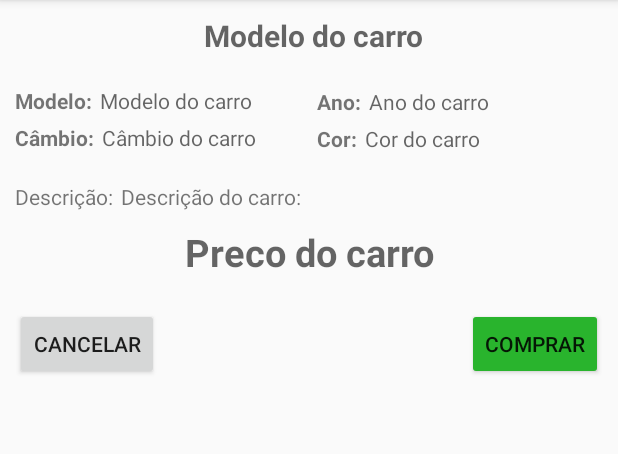
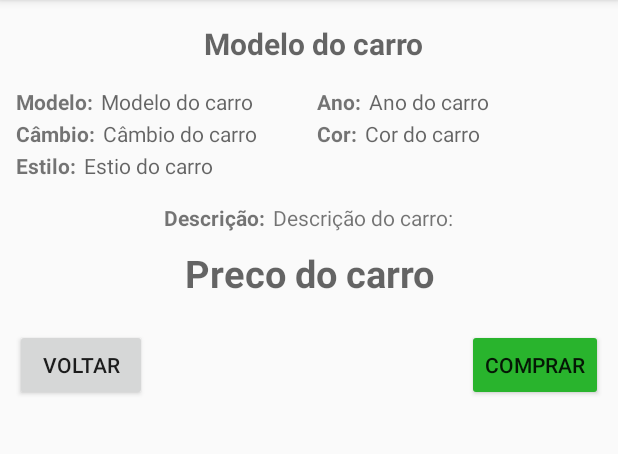
Before and after one commit to AlfredoFilho/Trabalho_Android, an Android app: the fragment DetalhesCarro shown on its own in the app's theme, on a phone screen of 412 x 824 dp, the part 84-538 px from its top. Run offline under Robolectric (Android 15) with nearby library versions, the phone set to English and light mode, and no system bars; 10 statements that could not run were skipped.

Commit message:
detalhescarro

```diff
--- a/Lahay/app/src/main/AndroidManifest.xml
+++ b/Lahay/app/src/main/AndroidManifest.xml
@@ -5,6 +5,9 @@
     <uses-permission android:name="android.permission.INTERNET" />
     <uses-permission android:name="android.permission.ACCESS_NETWORK_STATE"/>
     <uses-permission android:name="android.permission.READ_EXTERNAL_STORAGE"/>
+    <uses-permission android:name="android.permission.ACCESS_WIFI_STATE"/>
+    <uses-permission android:name="android.permission.CHANGE_WIFI_STATE" />
+    <uses-permission android:name="android.permission.CHANGE_NETWORK_STATE" />
 
     <application
         android:allowBackup="true"
--- a/Lahay/app/src/main/java/com/example/lahay/comprar/DetalhesCarro.java
+++ b/Lahay/app/src/main/java/com/example/lahay/comprar/DetalhesCarro.java
@@ -1,12 +1,19 @@
 package com.example.lahay.comprar;
 
 
+import android.graphics.Bitmap;
 import android.os.Bundle;
 import android.support.v4.app.Fragment;
 import android.view.LayoutInflater;
 import android.view.View;
 import android.view.ViewGroup;
+import android.widget.Button;
+import android.widget.ImageButton;
+import android.widget.ImageView;
+import android.widget.TextView;
+import android.widget.Toast;
 
+import com.example.lahay.MainActivity;
 import com.example.lahay.R;
 
 /**
@@ -15,11 +22,22 @@ import com.example.lahay.R;
 public class DetalhesCarro extends Fragment {
 
     View view;
+    Comprar carroDetalhes;
+    TextView modeloCarro;
+    ImageView imageCarro;
+    TextView modeloCarro2;
+    TextView anoCarro;
+    TextView cambioCarro;
+    TextView corCarro;
+    TextView descricaoCarro;
+    TextView estiloCarro;
+    TextView precoCarro;
+    Button btnVoltar;
+    Button btnComprar;
 
     public DetalhesCarro() {
         // Required empty public constructor
     }
-
 
     @Override
     public View onCreateView(LayoutInflater inflater, ViewGroup container,
@@ -27,7 +45,46 @@ public class DetalhesCarro extends Fragment {
 
         if (view == null)
             view = inflater.inflate(R.layout.fragment_detalhes_carro, container, false);
-        // Inflate the layout for this fragment
+
+        carroDetalhes = ((MainActivity)getActivity()).getCarroDetalhes();
+
+        modeloCarro = view.findViewById(R.id.modeloCarro);
+        imageCarro = view.findViewById(R.id.imagemCarro);
+        modeloCarro2 = view.findViewById(R.id.modeloCarro2);
+        anoCarro = view.findViewById(R.id.anoCarro);
+        cambioCarro = view.findViewById(R.id.cambioCarro);
+        corCarro = view.findViewById(R.id.corCarro);
+        estiloCarro = view.findViewById(R.id.estiloCarro);
+        descricaoCarro = view.findViewById(R.id.descricaoCarro);
+        precoCarro = view.findViewById(R.id.precoCarro);
+        btnVoltar = view.findViewById(R.id.btnVoltar);
+        btnComprar = view.findViewById(R.id.btnComprar);
+
+        modeloCarro.setText(carroDetalhes.getModeloCarro());
+        imageCarro.setImageBitmap(carroDetalhes.getFotoCarrro());
+        modeloCarro2.setText(carroDetalhes.getModeloCarro());
+        anoCarro.setText(carroDetalhes.getAno());
+        cambioCarro.setText(carroDetalhes.getCambio());
+        corCarro.setText(carroDetalhes.getCor());
+        estiloCarro.setText(carroDetalhes.getEstilo());
+        descricaoCarro.setText(carroDetalhes.getDescricao());
+        precoCarro.setText("R$ " + carroDetalhes.getPreco());
+
+        btnComprar.setOnClickListener(new View.OnClickListener() {
+            @Override
+            public void onClick(View view) {
+                ((MainActivity)getActivity()).adicionarCarrinho(carroDetalhes);
+                Toast.makeText(getActivity(), "Adicionado ao Carrinho", Toast.LENGTH_SHORT).show();
+            }
+        });
+
+        btnVoltar.setOnClickListener(new View.OnClickListener() {
+            @Override
+            public void onClick(View view) {
+                getActivity().onBackPressed();
+            }
+        });
+
         return view;
     }
 
--- a/Lahay/app/src/main/res/layout/fragment_detalhes_carro.xml
+++ b/Lahay/app/src/main/res/layout/fragment_detalhes_carro.xml
@@ -16,6 +16,7 @@
             android:orientation="vertical">
 
             <ImageView
+                android:layout_marginTop="5dp"
                 android:id="@+id/imagemCarro"
                 android:layout_width="match_parent"
                 android:layout_height="match_parent" />
@@ -46,14 +47,16 @@
 
 
                 <LinearLayout
+                    android:layout_marginLeft="5dp"
                     android:layout_width="match_parent"
                     android:layout_height="match_parent"
                     android:layout_weight="0.5"
-                    android:padding="10dp"
-                    android:orientation="vertical">
+                    android:orientation="vertical"
+                    android:padding="5dp">
 
                     <LinearLayout
-                        android:layout_width="match_parent"
+                        android:layout_width="wrap_content"
+                        android:gravity="center"
                         android:layout_height="wrap_content"
                         android:orientation="horizontal">
 
@@ -65,7 +68,7 @@
                             android:textStyle="bold" />
 
                         <TextView
-                            android:id="@+id/outroCarro"
+                            android:id="@+id/modeloCarro2"
                             android:layout_width="wrap_content"
                             android:layout_height="wrap_content"
                             android:layout_marginLeft="5dp"
@@ -74,10 +77,11 @@
                     </LinearLayout>
 
                     <LinearLayout
+                        android:layout_marginTop="2dp"
                         android:layout_width="wrap_content"
+                        android:gravity="center"
                         android:layout_height="wrap_content"
-                        android:orientation="horizontal"
-                        android:layout_marginTop="5dp">
+                        android:orientation="horizontal">
 
                         <TextView
                             android:id="@+id/Câmbio"
@@ -95,6 +99,27 @@
 
                     </LinearLayout>
 
+                    <LinearLayout
+                        android:layout_marginTop="2dp"
+                        android:layout_width="match_parent"
+                        android:layout_height="wrap_content"
+                        android:orientation="horizontal">
+
+                        <TextView
+                            android:id="@+id/estilo"
+                            android:layout_width="wrap_content"
+                            android:layout_height="wrap_content"
+                            android:text="Estilo:"
+                            android:textStyle="bold" />
+
+                        <TextView
+                            android:id="@+id/estiloCarro"
+                            android:layout_width="wrap_content"
+                            android:layout_height="wrap_content"
+                            android:layout_marginLeft="5dp"
+                            android:hint="Estio do carro" />
+
+                    </LinearLayout>
                 </LinearLayout>
 
 
@@ -107,9 +132,9 @@
 
                     <LinearLayout
                         android:layout_width="wrap_content"
+                        android:gravity="center"
                         android:layout_height="wrap_content"
-                        android:orientation="horizontal"
-                        android:layout_marginTop="5dp">
+                        android:orientation="horizontal">
 
                         <TextView
                             android:id="@+id/ano"
@@ -128,10 +153,11 @@
                     </LinearLayout>
 
                     <LinearLayout
+                        android:layout_marginTop="2dp"
                         android:layout_width="wrap_content"
+                        android:gravity="center"
                         android:layout_height="wrap_content"
-                        android:orientation="horizontal"
-                        android:layout_marginTop="5dp">
+                        android:orientation="horizontal">
 
                         <TextView
                             android:id="@+id/cor"
@@ -161,12 +187,14 @@
                 <LinearLayout
                     android:layout_width="match_parent"
                     android:layout_height="wrap_content"
+                    android:gravity="center"
                     android:orientation="horizontal">
 
                     <TextView
                         android:layout_width="wrap_content"
                         android:layout_height="wrap_content"
-                        android:text="Descrição:"/>
+                        android:text="Descrição:"
+                        android:textStyle="bold"/>
 
                     <TextView
                         android:layout_width="wrap_content"
@@ -204,10 +232,10 @@
                         android:layout_weight="1">
 
                         <Button
-                            android:id="@+id/cancelarBtn"
+                            android:id="@+id/btnVoltar"
                             android:layout_width="wrap_content"
                             android:layout_height="wrap_content"
-                            android:text="Cancelar"/>
+                            android:text="Voltar"/>
                     </LinearLayout>
 
 
@@ -215,7 +243,7 @@
                         android:layout_width="wrap_content"
                         android:layout_height="wrap_content"
                         android:text="Comprar"
-                        android:id="@+id/comprarCarro"
+                        android:id="@+id/btnComprar"
                         android:backgroundTint="#29B42D"
                         />
 
```
Also changed, not shown: Lahay/app/src/main/java/com/example/lahay/MainActivity.java (+11 -5 lines), Lahay/app/src/main/java/com/example/lahay/MyAsyncTask.java (+12 -2 lines), Lahay/app/src/main/java/com/example/lahay/comprar/ComprarFragment.java (+0 -23 lines), Lahay/app/src/main/java/com/example/lahay/comprar/MyAdapter.java (+29 -16 lines), Lahay/app/src/main/res/layout/cardview.xml (+22 -23 lines).
